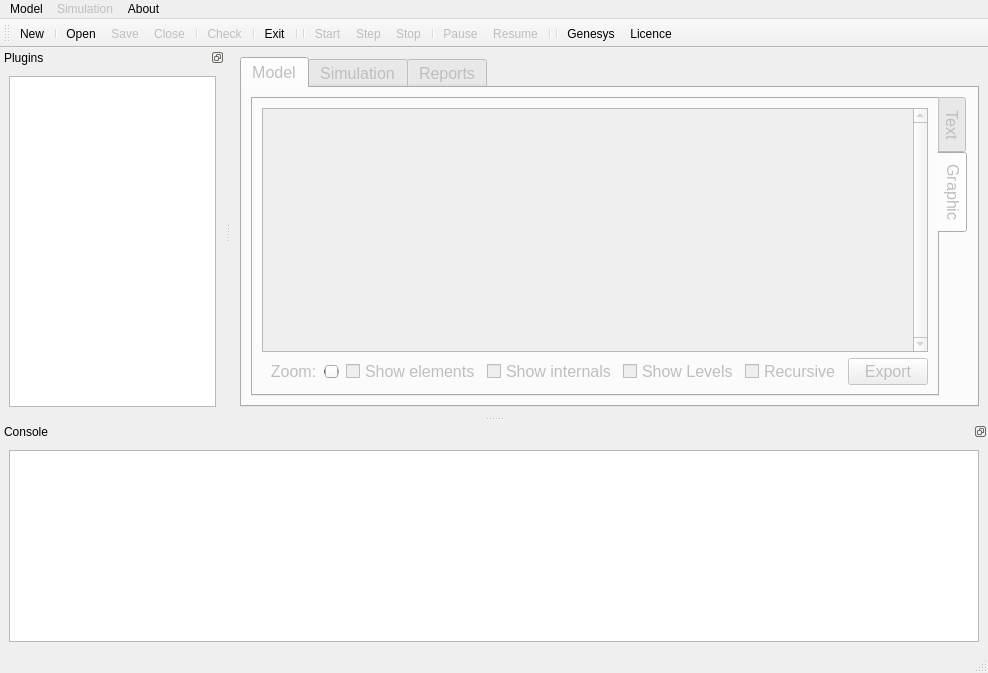
The window that applications/gui/qt/SimpleGUI_QtCreator/SimpleGUI/mainwindow.ui (vits-hugs/Genesys-Simulator) describes before a commit, drawn with Qt 5.
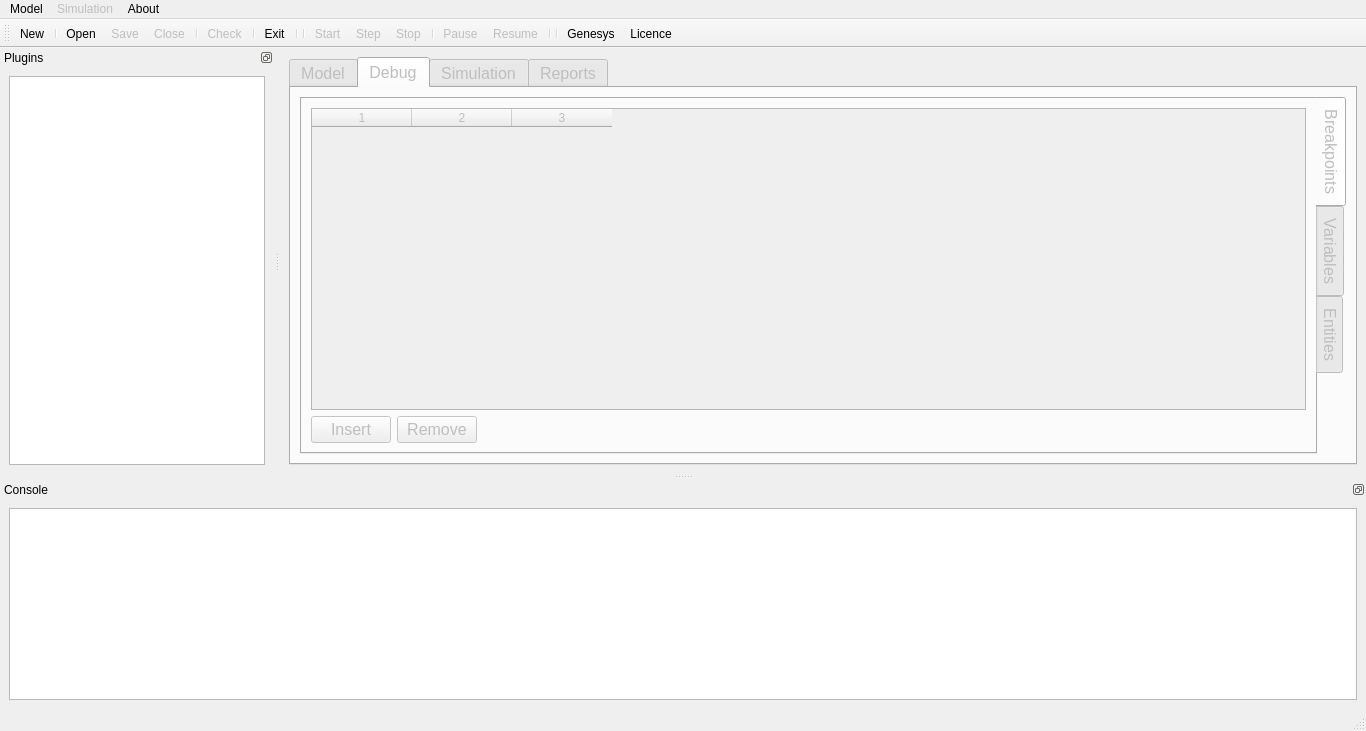
The same window after the commit. The open tabs and pages were chosen to show the change. Icons and pictures are not drawn.

```diff
--- a/applications/gui/qt/SimpleGUI_QtCreator/SimpleGUI/mainwindow.ui
+++ b/applications/gui/qt/SimpleGUI_QtCreator/SimpleGUI/mainwindow.ui
@@ -6,8 +6,8 @@
    <rect>
     <x>0</x>
     <y>0</y>
-    <width>988</width>
-    <height>673</height>
+    <width>1366</width>
+    <height>731</height>
    </rect>
   </property>
   <property name="windowTitle">
@@ -23,7 +23,7 @@
   <widget class="QWidget" name="centralwidget">
    <layout class="QHBoxLayout" name="horizontalLayout_2">
     <item>
-     <widget class="QTabWidget" name="tabWidgetModel">
+     <widget class="QTabWidget" name="tabWidgetCentral">
       <property name="enabled">
        <bool>false</bool>
       </property>
@@ -88,8 +88,8 @@
                 <rect>
                  <x>0</x>
                  <y>0</y>
-                 <width>98</width>
-                 <height>37</height>
+                 <width>984</width>
+                 <height>284</height>
                 </rect>
                </property>
                <layout class="QVBoxLayout" name="verticalLayout_5">
@@ -193,6 +193,135 @@
         </item>
        </layout>
       </widget>
+      <widget class="QWidget" name="tabDebug">
+       <attribute name="title">
+        <string>Debug</string>
+       </attribute>
+       <layout class="QVBoxLayout" name="verticalLayout_9">
+        <item>
+         <widget class="QTabWidget" name="tabWidget_Debug">
+          <property name="tabPosition">
+           <enum>QTabWidget::East</enum>
+          </property>
+          <property name="currentIndex">
+           <number>0</number>
+          </property>
+          <widget class="QWidget" name="tab_Debug_Breakpoints">
+           <attribute name="icon">
+            <iconset resource="simpleGUI_resources.qrc">
+             <normaloff>:/icons3/resources/icons/pack3/ico/abort.ico</normaloff>:/icons3/resources/icons/pack3/ico/abort.ico</iconset>
+           </attribute>
+           <attribute name="title">
+            <string>Breakpoints</string>
+           </attribute>
+           <layout class="QVBoxLayout" name="verticalLayout_10">
+            <item>
+             <widget class="QTableWidget" name="tableWidget_Breakpoints">
+              <property name="enabled">
+               <bool>false</bool>
+              </property>
+              <property name="columnCount">
+               <number>3</number>
+              </property>
+              <attribute name="horizontalHeaderShowSortIndicator" stdset="0">
+               <bool>true</bool>
+              </attribute>
+              <column/>
+              <column/>
+              <column/>
+             </widget>
+            </item>
+            <item>
+             <layout class="QHBoxLayout" name="horizontalLayout_6" stretch="0,0,0">
+              <item>
+               <widget class="QPushButton" name="pushButton_Breakpoint_Insert">
+                <property name="text">
+                 <string>Insert</string>
+                </property>
+               </widget>
+              </item>
+              <item>
+               <widget class="QPushButton" name="pushButton_Breakpoint_Remove">
+                <property name="text">
+                 <string>Remove</string>
+                </property>
+               </widget>
+              </item>
+              <item>
+               <spacer name="horizontalSpacer">
+                <property name="orientation">
+                 <enum>Qt::Horizontal</enum>
+                </property>
+                <property name="sizeHint" stdset="0">
+                 <size>
+                  <width>40</width>
+                  <height>20</height>
+                 </size>
+                </property>
+               </spacer>
+              </item>
+             </layout>
+            </item>
+           </layout>
+          </widget>
+          <widget class="QWidget" name="tab_Debug_Variables">
+           <attribute name="icon">
+            <iconset resource="simpleGUI_resources.qrc">
+             <normaloff>:/icons1/resources/icons/pack1/ico/35.ico</normaloff>:/icons1/resources/icons/pack1/ico/35.ico</iconset>
+           </attribute>
+           <attribute name="title">
+            <string>Variables</string>
+           </attribute>
+           <layout class="QVBoxLayout" name="verticalLayout_13">
+            <item>
+             <widget class="QTableWidget" name="tableWidget_Variables">
+              <property name="enabled">
+               <bool>false</bool>
+              </property>
+              <property name="columnCount">
+               <number>3</number>
+              </property>
+              <attribute name="horizontalHeaderShowSortIndicator" stdset="0">
+               <bool>true</bool>
+              </attribute>
+              <column/>
+              <column/>
+              <column/>
+             </widget>
+            </item>
+           </layout>
+          </widget>
+          <widget class="QWidget" name="tabDebug_Entities">
+           <attribute name="icon">
+            <iconset resource="simpleGUI_resources.qrc">
+             <normaloff>:/icons3/resources/icons/pack3/ico/yellow pin.ico</normaloff>:/icons3/resources/icons/pack3/ico/yellow pin.ico</iconset>
+           </attribute>
+           <attribute name="title">
+            <string>Entities</string>
+           </attribute>
+           <layout class="QVBoxLayout" name="verticalLayout_12">
+            <item>
+             <widget class="QTableWidget" name="tableWidget_Entities">
+              <property name="enabled">
+               <bool>false</bool>
+              </property>
+              <property name="columnCount">
+               <number>3</number>
+              </property>
+              <attribute name="horizontalHeaderShowSortIndicator" stdset="0">
+               <bool>true</bool>
+              </attribute>
+              <column/>
+              <column/>
+              <column/>
+             </widget>
+            </item>
+           </layout>
+          </widget>
+         </widget>
+        </item>
+       </layout>
+      </widget>
       <widget class="QWidget" name="tabSimulation">
        <attribute name="icon">
         <iconset>
@@ -342,7 +471,7 @@
     <rect>
      <x>0</x>
      <y>0</y>
-     <width>988</width>
+     <width>1366</width>
      <height>24</height>
     </rect>
    </property>
```
Left out of the diff: 10 changed lines with no effect on the pictures.
